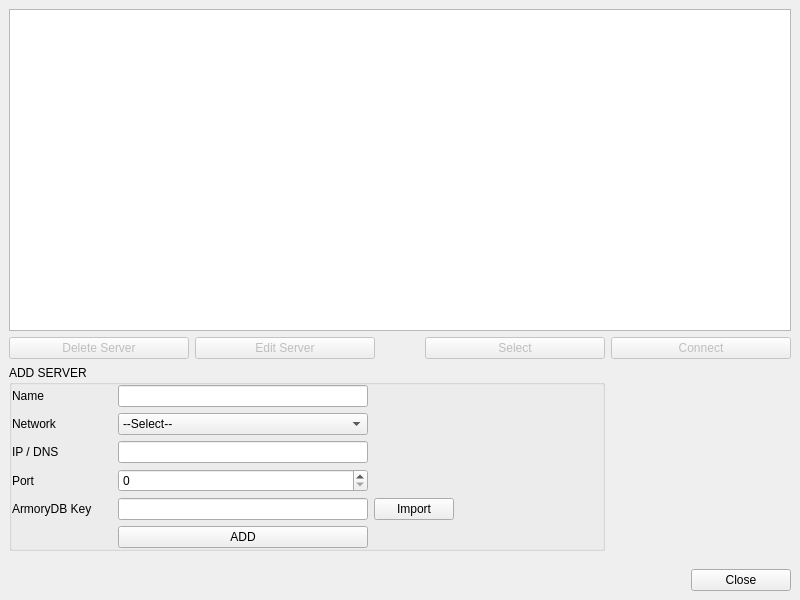
First picture: the form in BlockSettleUILib/Settings/ArmoryServersWidget.ui, repository BlockSettle/terminal, before the edit.
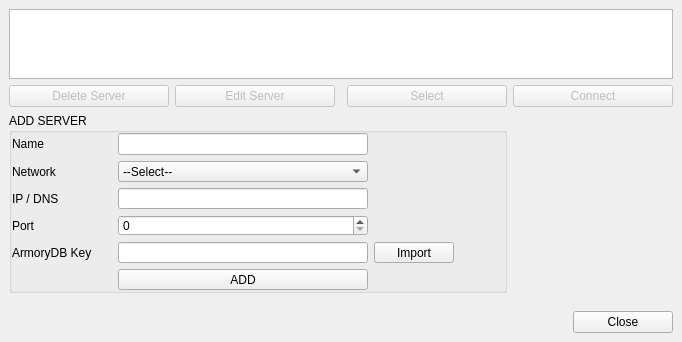
Second picture: the form after the edit. Icons and pictures are not drawn.

Commit message: StartupDialog armory servers widget fix - BST-2316

What changed in the file:
```diff
--- a/BlockSettleUILib/Settings/ArmoryServersWidget.ui
+++ b/BlockSettleUILib/Settings/ArmoryServersWidget.ui
@@ -6,13 +6,13 @@
    <rect>
     <x>0</x>
     <y>0</y>
-    <width>800</width>
-    <height>600</height>
+    <width>682</width>
+    <height>342</height>
    </rect>
   </property>
   <property name="sizeHint" stdset="0">
    <size>
-    <width>1002</width>
+    <width>922</width>
     <height>469</height>
    </size>
   </property>
@@ -106,13 +106,13 @@
            </property>
            <property name="minimumSize">
             <size>
-             <width>180</width>
+             <width>160</width>
              <height>0</height>
             </size>
            </property>
            <property name="maximumSize">
             <size>
-             <width>180</width>
+             <width>160</width>
              <height>16777215</height>
             </size>
            </property>
@@ -128,13 +128,13 @@
            </property>
            <property name="minimumSize">
             <size>
-             <width>180</width>
+             <width>160</width>
              <height>0</height>
             </size>
            </property>
            <property name="maximumSize">
             <size>
-             <width>180</width>
+             <width>160</width>
              <height>16777215</height>
             </size>
            </property>
@@ -163,13 +163,13 @@
            </property>
            <property name="minimumSize">
             <size>
-             <width>180</width>
+             <width>160</width>
              <height>0</height>
             </size>
            </property>
            <property name="maximumSize">
             <size>
-             <width>180</width>
+             <width>160</width>
              <height>16777215</height>
             </size>
            </property>
@@ -185,13 +185,13 @@
            </property>
            <property name="minimumSize">
             <size>
-             <width>180</width>
+             <width>160</width>
              <height>0</height>
             </size>
            </property>
            <property name="maximumSize">
             <size>
-             <width>180</width>
+             <width>160</width>
              <height>16777215</height>
             </size>
            </property>
```
The commit also changes 1 other file.
